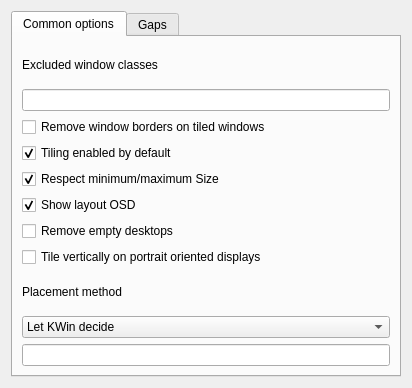
First picture: the form in contents/ui/config.ui, repository kwin-scripts/kwin-tiling, before the edit.
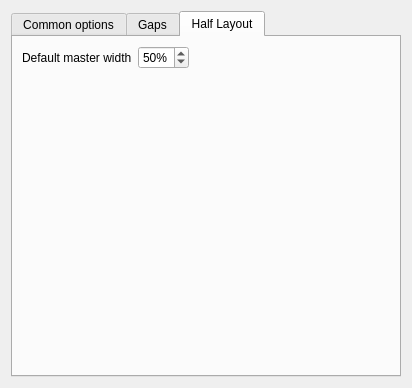
Second picture: the form after the edit. The open tabs and pages were chosen to show the change.

Commit message:
Make HalfLayout split ratio configurable (#151)
* Make HalfLayout split ratio configurable

* Make config/main.xml well-formed and valid again

Diff of the .ui file:
```diff
--- a/contents/ui/config.ui
+++ b/contents/ui/config.ui
@@ -220,6 +220,62 @@
        </item>
       </layout>
      </widget>
+     <widget class="QWidget" name="halfLayoutTab">
+      <attribute name="title">
+       <string>Half Layout</string>
+      </attribute>
+      <layout class="QGridLayout" name="gridLayout_3">
+       <item row="0" column="2">
+        <spacer name="horizontalSpacer">
+         <property name="orientation">
+          <enum>Qt::Horizontal</enum>
+         </property>
+         <property name="sizeHint" stdset="0">
+          <size>
+           <width>40</width>
+           <height>20</height>
+          </size>
+         </property>
+        </spacer>
+       </item>
+       <item row="1" column="2">
+        <spacer name="verticalSpacer">
+         <property name="orientation">
+          <enum>Qt::Vertical</enum>
+         </property>
+         <property name="sizeHint" stdset="0">
+          <size>
+           <width>20</width>
+           <height>40</height>
+          </size>
+         </property>
+        </spacer>
+       </item>
+       <item row="0" column="1">
+        <widget class="QSpinBox" name="kcfg_halfLayoutMasterRatio">
+         <property name="suffix">
+          <string notr="true">%</string>
+         </property>
+         <property name="minimum">
+          <number>10</number>
+         </property>
+         <property name="maximum">
+          <number>90</number>
+         </property>
+         <property name="value">
+          <number>50</number>
+         </property>
+        </widget>
+       </item>
+       <item row="0" column="0">
+        <widget class="QLabel" name="label_11">
+         <property name="text">
+          <string>Default master width</string>
+         </property>
+        </widget>
+       </item>
+      </layout>
+     </widget>
     </widget>
    </item>
   </layout>
```
The commit also changes 2 other files.
